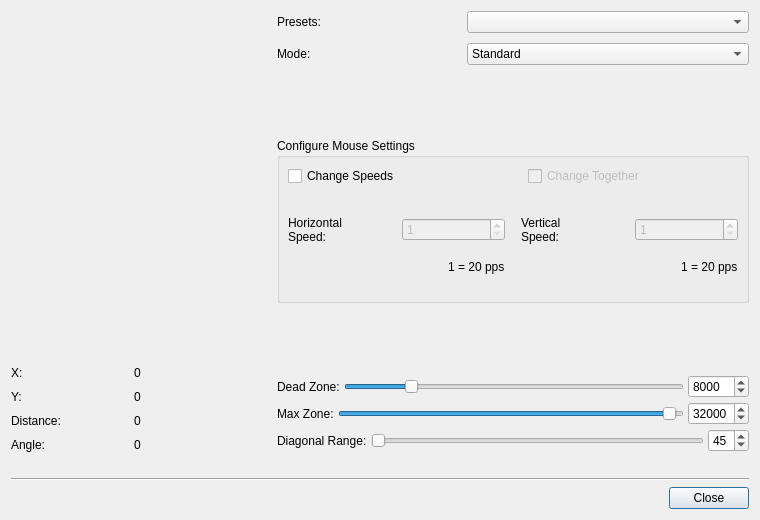
The window that src/joycontrolstickeditdialog.ui (AntiMicroX/antimicrox) describes before a commit, drawn with Qt 5.
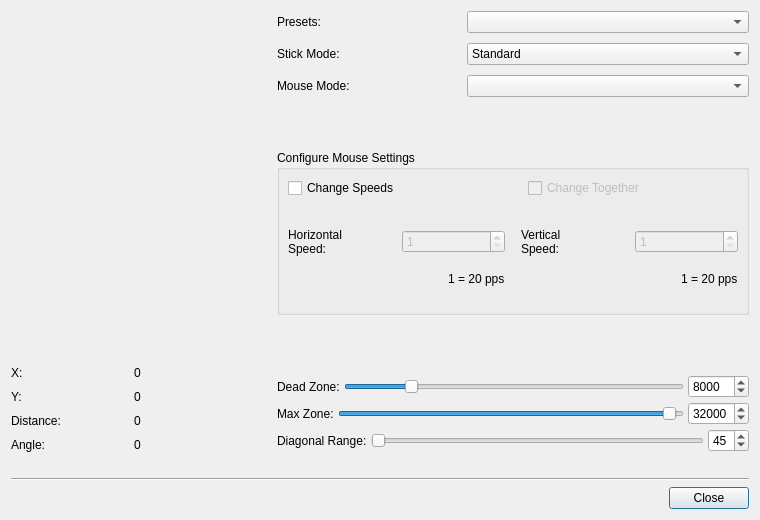
The same window after the commit. Custom widgets are drawn as their Qt base class.

Commit message: Initial testing of spring mouse mode.

```diff
--- a/src/joycontrolstickeditdialog.ui
+++ b/src/joycontrolstickeditdialog.ui
@@ -303,7 +303,7 @@
            <item>
             <widget class="QLabel" name="label_11">
              <property name="text">
-              <string>Mode:</string>
+              <string>Stick Mode:</string>
              </property>
             </widget>
            </item>
@@ -329,6 +329,42 @@
            </item>
           </layout>
          </item>
+         <item>
+          <layout class="QHBoxLayout" name="horizontalLayout_16">
+           <item>
+            <widget class="QLabel" name="label_12">
+             <property name="text">
+              <string>Mouse Mode:</string>
+             </property>
+            </widget>
+           </item>
+           <item>
+            <widget class="QComboBox" name="mouseModeComboBox">
+             <property name="minimumSize">
+              <size>
+               <width>282</width>
+               <height>0</height>
+              </size>
+             </property>
+             <item>
+              <property name="text">
+               <string/>
+              </property>
+             </item>
+             <item>
+              <property name="text">
+               <string>Cursor</string>
+              </property>
+             </item>
+             <item>
+              <property name="text">
+               <string>Spring</string>
+              </property>
+             </item>
+            </widget>
+           </item>
+          </layout>
+         </item>
         </layout>
        </item>
        <item>
```
The commit also changes 29 other files.
